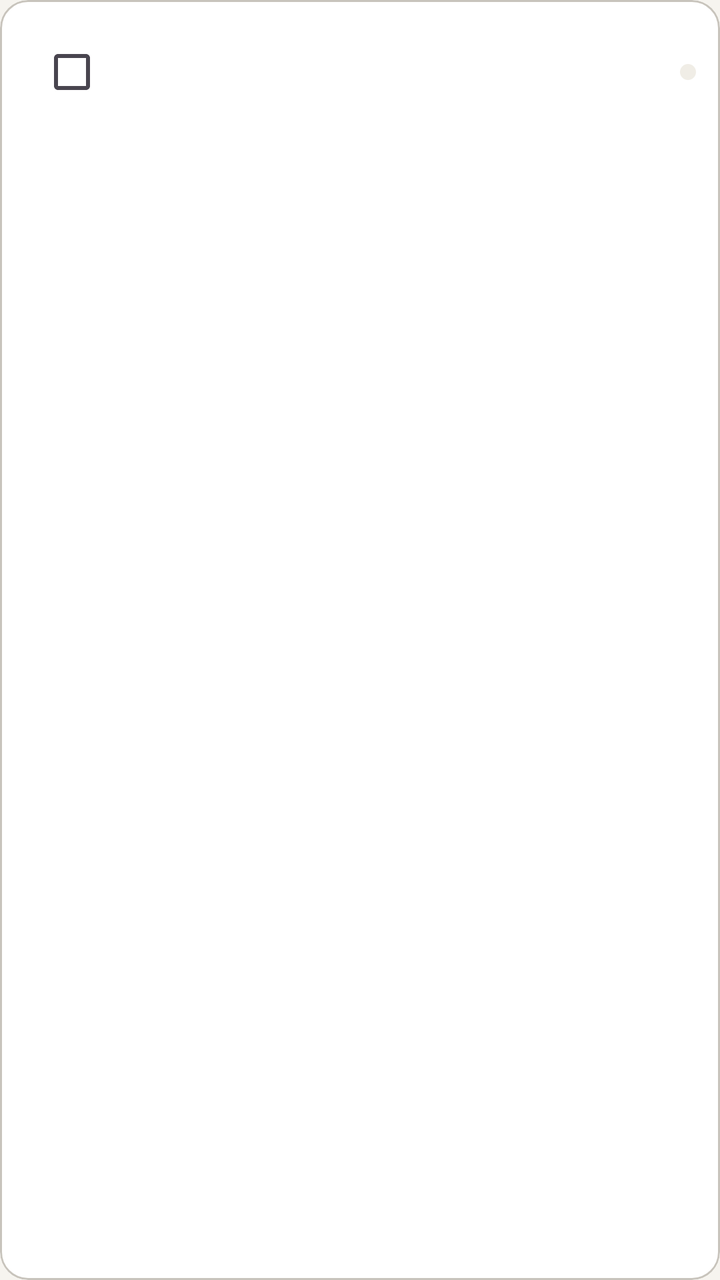
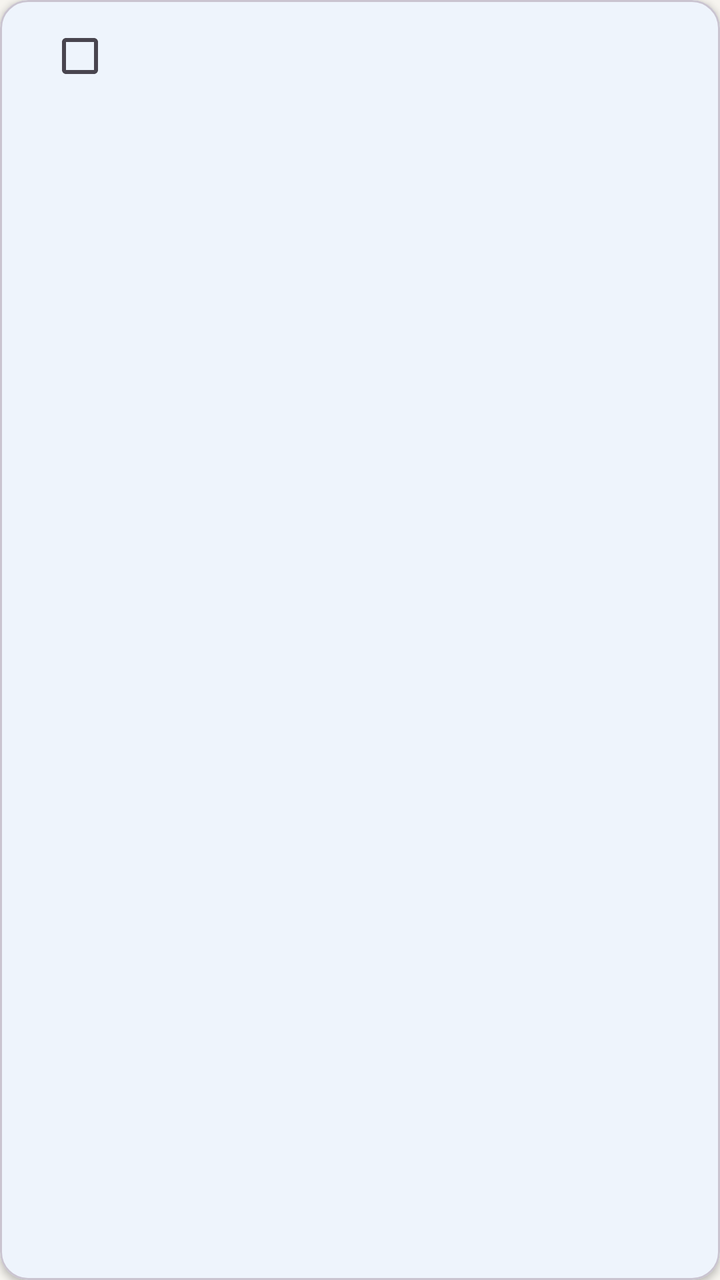

An Android layout rendered at two revisions. The XML below is the earlier revision; the diff shows what the commit changed to produce the second picture.
<!-- AndroidManifest.xml: application theme Theme.MPProject -->
<!-- res/layout/item_agenda_todo.xml -->
<?xml version="1.0" encoding="utf-8"?>
<com.google.android.material.card.MaterialCardView xmlns:android="http://schemas.android.com/apk/res/android"
    xmlns:app="http://schemas.android.com/apk/res-auto"
    android:layout_width="match_parent"
    android:layout_height="wrap_content"
    android:layout_marginBottom="8dp"
    app:cardBackgroundColor="?attr/colorSurface"
    app:cardCornerRadius="14dp"
    app:cardElevation="0dp"
    app:strokeColor="?attr/colorOutline"
    app:strokeWidth="1dp">

    <LinearLayout
        android:layout_width="match_parent"
        android:layout_height="wrap_content"
        android:gravity="center_vertical"
        android:minHeight="56dp"
        android:orientation="horizontal"
        android:paddingHorizontal="12dp"
        android:paddingVertical="12dp">

        
        <com.google.android.material.checkbox.MaterialCheckBox
            android:id="@+id/cb_todo"
            android:layout_width="wrap_content"
            android:layout_height="wrap_content"
            android:layout_marginEnd="8dp" />

        <LinearLayout
            android:layout_width="0dp"
            android:layout_height="wrap_content"
            android:layout_weight="1"
            android:orientation="vertical">

            <TextView
                android:id="@+id/tv_todo_title"
                android:layout_width="match_parent"
                android:layout_height="wrap_content"
                android:textColor="?attr/colorOnSurface"
                android:textSize="14sp" />

            
            <TextView
                android:id="@+id/tv_todo_time"
                android:layout_width="match_parent"
                android:layout_height="wrap_content"
                android:layout_marginTop="2dp"
                android:textColor="?attr/colorOnSurface"
                android:textSize="12sp"
                android:alpha="0.7"
                android:visibility="gone" />
        </LinearLayout>

        
        <View
            android:id="@+id/view_priority_dot"
            android:layout_width="8dp"
            android:layout_height="8dp"
            android:layout_marginStart="8dp"
            android:background="@drawable/bg_circle_surface" />

    </LinearLayout>
</com.google.android.material.card.MaterialCardView>
<!-- resources referenced by this layout -->
<resources>
  <!-- drawable bg_circle_surface (drawable) -->
  <?xml version="1.0" encoding="utf-8"?>
  <shape xmlns:android="http://schemas.android.com/apk/res/android"
      android:shape="oval">
      <solid android:color="?attr/colorSurfaceVariant" />
  </shape>
  <style name="Theme.MPProject" parent="Theme.Material3.Light.NoActionBar">
          <item name="colorPrimary">@color/primary_light</item>
          <item name="colorOnPrimary">@color/on_primary</item>
          <item name="colorPrimaryContainer">@color/primary_container_light</item>
          <item name="colorSurface">@color/surface_light</item>
          <item name="colorSurfaceVariant">@color/surface_raised_light</item>
          <item name="android:colorBackground">@color/bg_light</item>
          <item name="colorOnBackground">@color/on_bg_light</item>
          <item name="colorOnSurface">@color/on_bg_light</item>
          <item name="colorOutline">@color/outline_light</item>
          <item name="colorError">@color/error</item>
          <item name="colorOnError">@color/on_error</item>
          
          <item name="android:statusBarColor">@android:color/transparent</item>
          <item name="android:navigationBarColor">@color/surface_light</item>
          <item name="android:windowLightStatusBar" tools:targetApi="23">true</item>
          <item name="android:windowLightNavigationBar" tools:targetApi="27">true</item>
          
          <item name="bottomNavigationStyle">@style/Widget.MPProject.BottomNavigationView</item>
      </style>
  <color name="primary_light">#1A6FE0</color>
  <color name="on_primary">#FFFFFF</color>
  <color name="primary_container_light">#D6E8FF</color>
  <color name="surface_light">#FFFFFF</color>
  <color name="surface_raised_light">#F0EDE6</color>
  <color name="bg_light">#F6F4EF</color>
  <color name="on_bg_light">#1A1814</color>
  <color name="outline_light">#C8C4BC</color>
  <color name="error">#DC2626</color>
  <color name="on_error">#FFFFFF</color>
  <style name="Widget.MPProject.BottomNavigationView" parent="Widget.Material3.BottomNavigationView">
          <item name="android:background">@color/surface_light</item>
          <item name="itemIconTint">@color/bottom_nav_item_color</item>
          <item name="itemTextColor">@color/bottom_nav_item_color</item>
          <item name="labelVisibilityMode">labeled</item>
      </style>
</resources>

<!-- the commit's change to res/layout/item_agenda_todo.xml (unified diff, before → after) -->
@@ -6,58 +6,88 @@
     android:layout_marginBottom="8dp"
     app:cardBackgroundColor="?attr/colorSurface"
     app:cardCornerRadius="14dp"
-    app:cardElevation="0dp"
-    app:strokeColor="?attr/colorOutline"
-    app:strokeWidth="1dp">
+    app:cardElevation="2dp">
 
-    <LinearLayout
+    <androidx.constraintlayout.widget.ConstraintLayout
         android:layout_width="match_parent"
         android:layout_height="wrap_content"
-        android:gravity="center_vertical"
-        android:minHeight="56dp"
-        android:orientation="horizontal"
-        android:paddingHorizontal="12dp"
-        android:paddingVertical="12dp">
+        android:minHeight="56dp">
+
+        
+        <View
+            android:id="@+id/view_priority_strip"
+            android:layout_width="4dp"
+            android:layout_height="0dp"
+            app:layout_constraintBottom_toBottomOf="parent"
+            app:layout_constraintStart_toStartOf="parent"
+            app:layout_constraintTop_toTopOf="parent" />
 
         
         <com.google.android.material.checkbox.MaterialCheckBox
             android:id="@+id/cb_todo"
             android:layout_width="wrap_content"
             android:layout_height="wrap_content"
-            android:layout_marginEnd="8dp" />
+            android:layout_marginStart="12dp"
+            app:layout_constraintBottom_toBottomOf="parent"
+            app:layout_constraintStart_toEndOf="@id/view_priority_strip"
+            app:layout_constraintTop_toTopOf="parent" />
 
-        <LinearLayout
+        
+        <TextView
+            android:id="@+id/tv_todo_title"
             android:layout_width="0dp"
             android:layout_height="wrap_content"
-            android:layout_weight="1"
-            android:orientation="vertical">
-
-            <TextView
-                android:id="@+id/tv_todo_title"
-                android:layout_width="match_parent"
-                android:layout_height="wrap_content"
-                android:textColor="?attr/colorOnSurface"
-                android:textSize="14sp" />
-
-            
-            <TextView
-                android:id="@+id/tv_todo_time"
-                android:layout_width="match_parent"
-                android:layout_height="wrap_content"
-                android:layout_marginTop="2dp"
-                android:textColor="?attr/colorOnSurface"
-                android:textSize="12sp"
-                android:alpha="0.7"
-                android:visibility="gone" />
-        </LinearLayout>
+            android:layout_marginStart="8dp"
+            android:layout_marginTop="12dp"
+            android:layout_marginEnd="16dp"
+            android:textColor="?attr/colorOnSurface"
+            android:textSize="14sp"
+            app:layout_constraintEnd_toEndOf="parent"
+            app:layout_constraintStart_toEndOf="@id/cb_todo"
+            app:layout_constraintTop_toTopOf="parent" />
 
         
-        <View
-            android:id="@+id/view_priority_dot"
-            android:layout_width="8dp"
-            android:layout_height="8dp"
-            android:layout_marginStart="8dp"
-            android:background="@drawable/bg_circle_surface" />
+        <TextView
+            android:id="@+id/tv_todo_time"
+            android:layout_width="0dp"
+            android:layout_height="wrap_content"
+            android:layout_marginTop="2dp"
+            android:alpha="0.7"
+            android:textColor="?attr/colorOnSurface"
+            android:textSize="12sp"
+            android:visibility="gone"
+            app:layout_constraintEnd_toEndOf="@id/tv_todo_title"
+            app:layout_constraintStart_toStartOf="@id/tv_todo_title"
+            app:layout_constraintTop_toBottomOf="@id/tv_todo_title" />
 
-    </LinearLayout>
+        
+        <TextView
+            android:id="@+id/tv_todo_module"
+            android:layout_width="wrap_content"
+            android:layout_height="wrap_content"
+            android:layout_marginTop="4dp"
+            android:background="@drawable/bg_rounded_surface"
+            android:paddingHorizontal="8dp"
+            android:paddingVertical="2dp"
+            android:textColor="?attr/colorOnSurface"
+            android:textSize="11sp"
+            android:visibility="gone"
+            app:layout_constraintStart_toStartOf="@id/tv_todo_title"
+            app:layout_constraintTop_toBottomOf="@id/tv_todo_time" />
+
+        
+        <androidx.constraintlayout.widget.Barrier
+            android:id="@+id/barrier_content_bottom"
+            android:layout_width="wrap_content"
+            android:layout_height="wrap_content"
+            app:barrierDirection="bottom"
+            app:constraint_referenced_ids="tv_todo_title,tv_todo_time,tv_todo_module" />
+
+        
+        <Space
+            android:layout_width="match_parent"
+            android:layout_height="12dp"
+            app:layout_constraintTop_toBottomOf="@id/barrier_content_bottom" />
+
+    </androidx.constraintlayout.widget.ConstraintLayout>
 </com.google.android.material.card.MaterialCardView>
<!-- resource entries referenced after the edit -->
@@ -1,10 +1,14 @@
 <!-- resources referenced by this layout -->
 <resources>
-  <!-- drawable bg_circle_surface (drawable) -->
+  <!-- drawable bg_rounded_surface (drawable) -->
   <?xml version="1.0" encoding="utf-8"?>
   <shape xmlns:android="http://schemas.android.com/apk/res/android"
-      android:shape="oval">
-      <solid android:color="?attr/colorSurfaceVariant" />
+      android:shape="rectangle">
+      <solid android:color="?attr/colorSurface" />
+      <corners android:radius="16dp" />
+      <stroke
+          android:width="1dp"
+          android:color="?attr/colorOutline" />
   </shape>
   <style name="Theme.MPProject" parent="Theme.Material3.Light.NoActionBar">
           <item name="colorPrimary">@color/primary_light</item>
